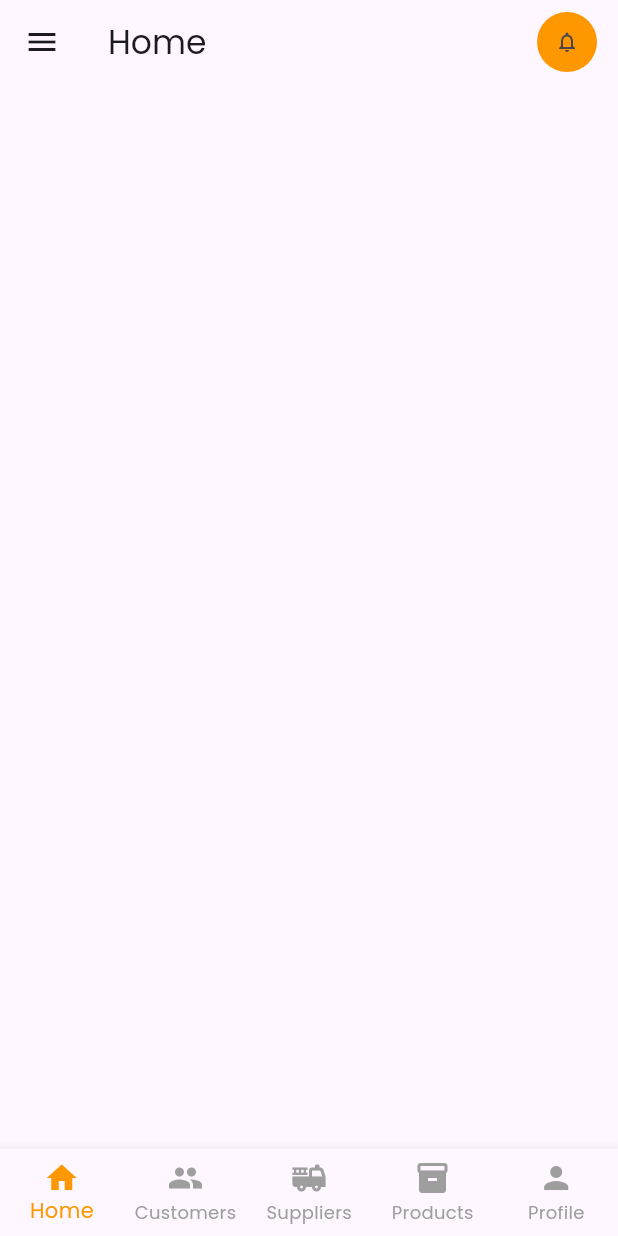
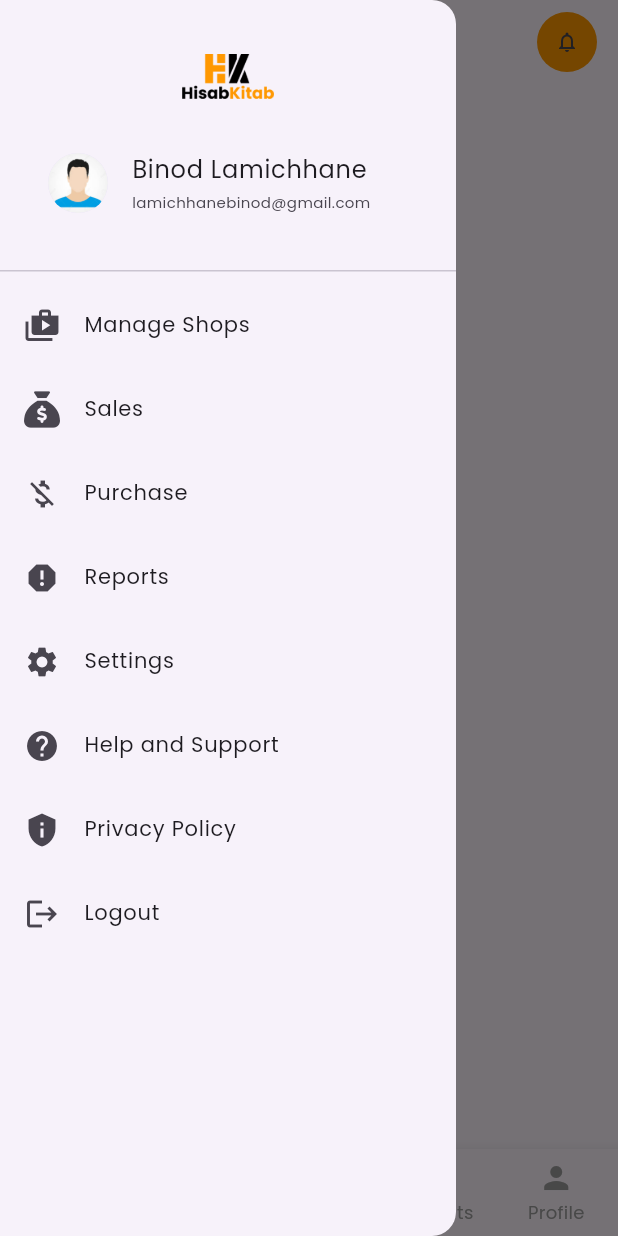
Before and after one commit to BinodLamichhane31/Hisab-Kitab-Flutter, a Flutter app: the screen it shows after launch, in the side drawer, after a tap on "Manage Shops", on a phone screen of 412 x 824 dp. Run offline on Flutter 3.47's test engine with Material 3 defaults, Android fonts, the phone set to English and light mode, and no system bars; our stand-ins replace font_awesome_flutter.

Commit message:
Added icons in the drawer menu

```diff
--- a/lib/view/dashboard_view.dart
+++ b/lib/view/dashboard_view.dart
@@ -1,4 +1,5 @@
 import 'package:flutter/material.dart';
+import 'package:font_awesome_flutter/font_awesome_flutter.dart';
 import 'package:hisab_kitab/view/dashboard_screens/customers_page_view.dart';
 import 'package:hisab_kitab/view/dashboard_screens/home_page_view.dart';
 import 'package:hisab_kitab/view/dashboard_screens/products_page_view.dart';
@@ -95,80 +96,50 @@ class _DashboardViewState extends State<DashboardView> {
               ),
             ),
             ListTile(
+              leading: Icon(Icons.shop_2),
               title: const Text('Manage Shops', style: TextStyle(fontSize: 14)),
-              selected: _selectedIndex == 0,
-              onTap: () {
-                // Update the state of the app
-                _onItemTapped(0);
-                // Then close the drawer
-                Navigator.pop(context);
-              },
+              onTap: () {},
             ),
             ListTile(
+              leading: FaIcon(FontAwesomeIcons.sackDollar),
               title: const Text('Sales', style: TextStyle(fontSize: 14)),
-              selected: _selectedIndex == 1,
-              onTap: () {
-                // Update the state of the app
-                _onItemTapped(0);
-                // Then close the drawer
-                Navigator.pop(context);
-              },
+              onTap: () {},
             ),
             ListTile(
+              leading: Icon(Icons.money_off),
               title: const Text('Purchase', style: TextStyle(fontSize: 14)),
-              selected: _selectedIndex == 2,
-              onTap: () {
-                // Update the state of the app
-                _onItemTapped(0);
-                // Then close the drawer
-                Navigator.pop(context);
-              },
+              onTap: () {},
             ),
             ListTile(
+              leading: Icon(Icons.report_sharp),
               title: const Text('Reports', style: TextStyle(fontSize: 14)),
-              selected: _selectedIndex == 3,
-              onTap: () {
-                // Update the state of the app
-                _onItemTapped(0);
-                // Then close the drawer
-                Navigator.pop(context);
-              },
+              onTap: () {},
             ),
             ListTile(
+              leading: Icon(Icons.settings),
               title: const Text('Settings', style: TextStyle(fontSize: 14)),
-              selected: _selectedIndex == 4,
-              onTap: () {
-                // Update the state of the app
-                _onItemTapped(0);
-                // Then close the drawer
-                Navigator.pop(context);
-              },
+              onTap: () {},
             ),
             ListTile(
+              leading: Icon(Icons.help),
               title: const Text(
                 'Help and Support',
                 style: TextStyle(fontSize: 14),
               ),
-              selected: _selectedIndex == 5,
-              onTap: () {
-                // Update the state of the app
-                _onItemTapped(0);
-                // Then close the drawer
-                Navigator.pop(context);
-              },
+              onTap: () {},
             ),
             ListTile(
+              leading: Icon(Icons.privacy_tip),
               title: const Text(
                 'Privacy Policy',
                 style: TextStyle(fontSize: 14),
               ),
-              selected: _selectedIndex == 6,
-              onTap: () {
-                // Update the state of the app
-                _onItemTapped(0);
-                // Then close the drawer
-                Navigator.pop(context);
-              },
+              onTap: () {},
+            ),
+            ListTile(
+              leading: Icon(Icons.logout),
+              title: const Text('Logout', style: TextStyle(fontSize: 14)),
+              onTap: () {},
             ),
           ],
         ),
```
